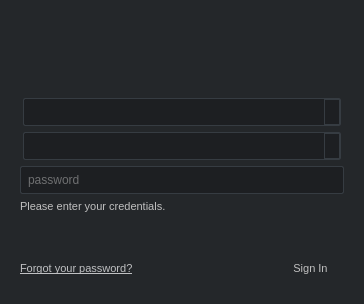
Above: python/tank/authentication/resources/login_dialog.ui from shotgunsoftware/tk-core before the change. Below: the same form after it.
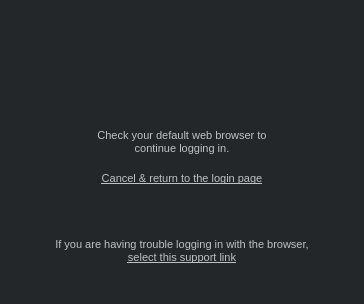
That is the form after the change. The open tabs and pages were chosen to show the change. Icons and pictures are not drawn. Custom widgets are drawn as their Qt base class.

What changed in the file:
```diff
--- a/python/tank/authentication/resources/login_dialog.ui
+++ b/python/tank/authentication/resources/login_dialog.ui
@@ -43,6 +43,29 @@
     padding-right: 15px;
 }
 
+QPushButton::menu-indicator {
+    subcontrol-position: right center;
+}
+
+QPushButton QMenu::item {
+    padding: 15px;
+    border: 1px solid transparent;
+}
+
+QPushButton QMenu::item:disabled {
+    color: rgb(160, 160, 160);
+    font-style: italic;
+}
+
+QPushButton QMenu::item:selected {
+    border-color: rgb(54, 60, 66);
+}
+
+QPushButton QMenu::item:pressed
+{
+    border-color: rgb(192, 192, 192);
+}
+
 QLineEdit, QComboBox
 {
     background-color: rgb(29, 31, 34);
@@ -231,7 +254,7 @@
           <item>
            <widget class="QLabel" name="message">
             <property name="sizePolicy">
-             <sizepolicy hsizetype="Preferred" vsizetype="Fixed">
+             <sizepolicy hsizetype="Preferred" vsizetype="Expanding">
               <horstretch>0</horstretch>
               <verstretch>0</verstretch>
              </sizepolicy>
@@ -267,7 +290,7 @@
         </widget>
        </item>
        <item>
-        <layout class="QHBoxLayout" name="button_layout" stretch="0,1,0">
+        <layout class="QHBoxLayout" name="button_layout" stretch="0,0,1,0">
          <property name="spacing">
           <number>10</number>
          </property>
@@ -659,6 +682,74 @@
        </item>
       </layout>
      </widget>
+     <widget class="QWidget" name="ulf2_page">
+      <layout class="QVBoxLayout" name="verticalLayout_2" stretch="0,0,0,0">
+       <property name="margin">
+        <number>20</number>
+       </property>
+       <item>
+        <widget class="QLabel" name="ulf2_msg">
+         <property name="sizePolicy">
+          <sizepolicy hsizetype="Preferred" vsizetype="Expanding">
+           <horstretch>0</horstretch>
+           <verstretch>0</verstretch>
+          </sizepolicy>
+         </property>
+         <property name="styleSheet">
+          <string notr="true">padding-left: 40px; padding-left: 40px;padding-right: 40px;</string>
+         </property>
+         <property name="text">
+          <string>Check your default web browser to continue logging in.</string>
+         </property>
+         <property name="alignment">
+          <set>Qt::AlignCenter</set>
+         </property>
+         <property name="wordWrap">
+          <bool>true</bool>
+         </property>
+        </widget>
+       </item>
+       <item>
+        <widget class="QLabel" name="ulf2_msg_back">
+         <property name="text">
+          <string>&lt;html&gt;&lt;head/&gt;&lt;body&gt;&lt;p&gt;&lt;a href=&quot;#&quot;&gt;&lt;span style=&quot; text-decoration: underline; color:#c0c1c3;&quot;&gt;Cancel &amp; return to the login page&lt;/span&gt;&lt;/a&gt;&lt;/p&gt;&lt;/body&gt;&lt;/html&gt;</string>
+         </property>
+         <property name="alignment">
+          <set>Qt::AlignCenter</set>
+         </property>
+         <property name="wordWrap">
+          <bool>true</bool>
+         </property>
+        </widget>
+       </item>
+       <item>
+        <spacer name="ulf2_spacer">
+         <property name="orientation">
+          <enum>Qt::Vertical</enum>
+         </property>
+         <property name="sizeHint" stdset="0">
+          <size>
+           <width>20</width>
+           <height>40</height>
+          </size>
+         </property>
+        </spacer>
+       </item>
+       <item>
+        <widget class="QLabel" name="ulf2_msg_help">
+         <property name="text">
+          <string>&lt;html&gt;&lt;head/&gt;&lt;body&gt;&lt;p&gt;If you are having trouble logging in with the browser, &lt;a href=&quot;{url}&quot;&gt;&lt;span style=&quot; text-decoration: underline; color:#c0c1c3;&quot;&gt;select this support link&lt;/span&gt;&lt;/a&gt;&lt;/p&gt;&lt;/body&gt;&lt;/html&gt;</string>
+         </property>
+         <property name="alignment">
+          <set>Qt::AlignCenter</set>
+         </property>
+         <property name="wordWrap">
+          <bool>true</bool>
+         </property>
+        </widget>
+       </item>
+      </layout>
+     </widget>
     </widget>
    </item>
   </layout>
```
Left out of the diff: 13 changed lines with no effect on the pictures.
